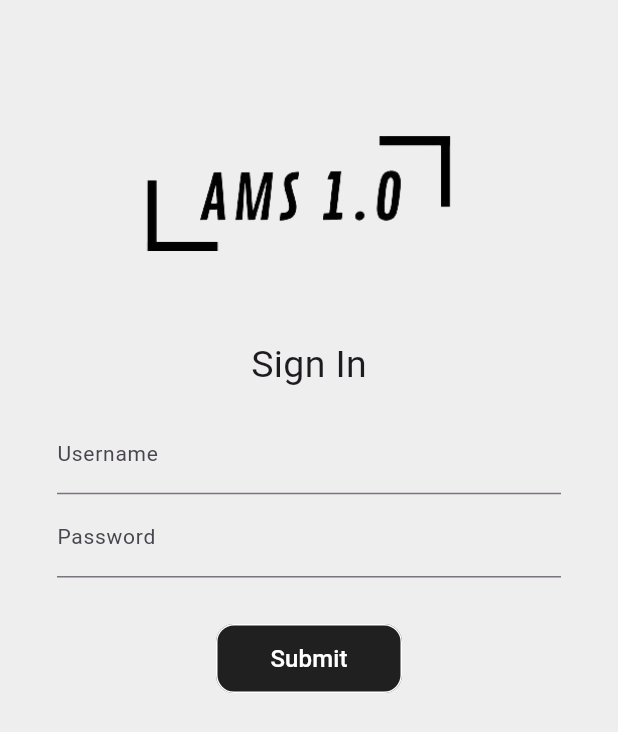
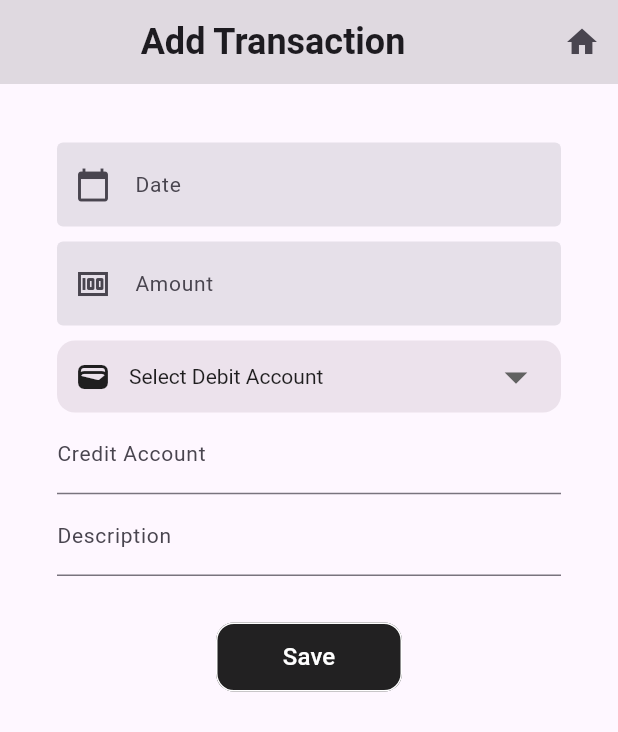
Before and after one commit to mehedihasandeveloper/AMS-Flutter_app, a Flutter app: the screen it shows after launch, on a phone screen of 412 x 824 dp. Shown: the top 732 px of the screen. Run offline on Flutter 3.47's test engine with Material 3 defaults, Android fonts, the phone set to English and light mode, and no system bars; Roboto replaces fonts that are missing (Jersey25).

Commit message:
transaction page is under construction

```diff
--- a/lib/main.dart
+++ b/lib/main.dart
@@ -1,7 +1,11 @@
-import 'package:final_project/pages/login_page.dart';
 import 'package:flutter/material.dart';
+import 'pages/add_transaction_page.dart';
+import 'package:intl/intl_standalone.dart'
+    if (dart.library.html) 'package:intl/intl_browser.dart';
 
-void main() {
+Future<void> main() async {
+  WidgetsFlutterBinding.ensureInitialized();
+  await findSystemLocale();
   runApp(const MyApp());
 }
 
@@ -15,7 +19,7 @@ class MyApp extends StatelessWidget {
       theme: ThemeData(
         primarySwatch: Colors.teal,
       ),
-      home: const LoginPage(),
+      home: const AddTransaction(),
     );
   }
 }
--- /dev/null
+++ b/lib/pages/add_transaction_page.dart
@@ -0,0 +1,240 @@
+import 'package:flutter/material.dart';
+
+import 'home_page.dart';
+
+class AddTransaction extends StatefulWidget {
+  const AddTransaction({super.key});
+
+  @override
+  State<AddTransaction> createState() => _AddTransactionState();
+}
+
+class _AddTransactionState extends State<AddTransaction> {
+  TextEditingController usernameTextEditingController = TextEditingController();
+  TextEditingController passwordTextEditingController = TextEditingController();
+  final TextEditingController _dateController = TextEditingController();
+  final TextEditingController _amountController = TextEditingController();
+
+  Color rgbColor = Color.fromARGB(255, 203, 197, 227);
+
+  String? debitAccountValue;
+
+  @override
+  Widget build(BuildContext context) {
+    return Scaffold(
+      appBar: AppBar(
+        backgroundColor: Colors.black12,
+        actions: [
+          IconButton(
+            onPressed: () {
+              Navigator.push(
+                  context,
+                  MaterialPageRoute(
+                    builder: (context) => HomePage(),
+                  ));
+            },
+            icon: Icon(Icons.home),
+          ),
+        ],
+        title: const Center(
+            child: Text(
+          'Add Transaction',
+          style: TextStyle(fontWeight: FontWeight.bold, fontSize: 24),
+        )),
+      ),
+      body: Padding(
+        padding: const EdgeInsets.all(25.0),
+        child: SingleChildScrollView(
+          child: Column(
+            children: [
+              Padding(
+                padding: const EdgeInsets.all(13.0),
+                child: Column(
+                  children: [
+                    // Date picker
+                    const SizedBox(
+                      height: 1.0,
+                    ),
+                    TextField(
+                      controller: _dateController,
+                      keyboardType: TextInputType.datetime,
+                      decoration: const InputDecoration(
+                        labelText: "Date",
+                        filled: true,
+                        prefixIcon: Icon(Icons.calendar_today),
+                        enabledBorder: OutlineInputBorder(
+                          borderSide: BorderSide.none,
+                        ),
+                        focusedBorder: OutlineInputBorder(
+                          borderSide: BorderSide(
+                            color: Colors.black,
+                          ),
+                        ),
+                        labelStyle: TextStyle(
+                          fontSize: 14.0,
+                        ),
+                        hintStyle: TextStyle(fontSize: 25, color: Colors.grey),
+                      ),
+                      readOnly: true,
+                      onTap: () => _selectDate(),
+                    ),
+                    const SizedBox(
+                      height: 10.0,
+                    ),
+                    // Amount
+                    TextField(
+                      controller: _amountController,
+                      keyboardType: TextInputType.number,
+                      decoration: const InputDecoration(
+                          labelText: "Amount",
+                          filled: true,
+                          prefixIcon: Icon(Icons.money),
+                          enabledBorder: OutlineInputBorder(
+                            borderSide: BorderSide.none,
+                          ),
+                          focusedBorder: OutlineInputBorder(
+                            borderSide: BorderSide(
+                              color: Colors.black,
+                            ),
+                          ),
+                          labelStyle:
+                              TextStyle(fontSize: 14.0, fontFamily: "Jersey25"),
+                          hintStyle:
+                              TextStyle(fontSize: 25, color: Colors.grey)),
+                    ),
+                    const SizedBox(
+                      height: 10.0,
+                    ),
+                    // Dropdown
+                    Container(
+                      padding: const EdgeInsets.symmetric(horizontal: 12.0),
+                      decoration: BoxDecoration(
+                        borderRadius: BorderRadius.circular(12),
+                        color: const Color.fromARGB(255, 236, 226,
+                            236), // Set background color to white (filled)
+                      ),
+                      child: Row(
+                        children: [
+                          const Icon(Icons.wallet), // Prefix icon
+                          const SizedBox(
+                              width: 12), // Spacer between icon and dropdown
+                          Expanded(
+                            child: DropdownButtonHideUnderline(
+                              child: DropdownButton<String>(
+                                isExpanded: true,
+                                icon: const Icon(Icons.arrow_drop_down),
+                                iconSize: 36,
+                                dropdownColor: Colors.white,
+                                style: const TextStyle(
+                                  color: Colors.black,
+                                  fontSize: 14,
+                                ),
+                                hint: const Text(
+                                  "Select Debit Account",
+                                  style: TextStyle(
+                                    fontSize: 14,
+                                    color: Colors.black87,
+                                  ),
+                                ),
+                                value: debitAccountValue,
+                                onChanged: (String? newValue) {
+                                  setState(() {
+                                    debitAccountValue = newValue!;
+                                  });
+                                },
+                                items: const [
+                                  DropdownMenuItem<String>(
+                                    value: 'cash',
+                                    child: Text('Cash Account'),
+                                  ),
+                                  DropdownMenuItem<String>(
+                                    value: 'receivableaccount',
+                                    child: Text('Receivable Account'),
+                                  ),
+                                  DropdownMenuItem<String>(
+                                    value: 'EquipmentAccount',
+                                    child: Text('Equipment Account'),
+                                  ),
+                                ],
+                              ),
+                            ),
+                          ),
+                        ],
+                      ),
+                    ),
+
+                    TextField(
+                      controller: passwordTextEditingController,
+                      obscureText: true,
+                      decoration: const InputDecoration(
+                          labelText: "Credit Account",
+                          labelStyle:
+                              TextStyle(fontSize: 14.0, fontFamily: "Jersey25"),
+                          hintStyle:
+                              TextStyle(fontSize: 25, color: Colors.grey)),
+                    ),
+                    TextField(
+                      controller: passwordTextEditingController,
+                      obscureText: true,
+                      decoration: const InputDecoration(
+                          labelText: "Description",
+                          labelStyle:
+                              TextStyle(fontSize: 14.0, fontFamily: "Jersey25"),
+                          hintStyle:
+                              TextStyle(fontSize: 25, color: Colors.grey)),
+                    ),
+                    const SizedBox(
+                      height: 30.0,
+                    ),
+                    TextButton(
+                      onPressed: () {
+                        print(usernameTextEditingController.text);
+                        print(passwordTextEditingController.text);
+                        print(_dateController.text);
+                      },
+                      style: ButtonStyle(
+                          backgroundColor:
+                              MaterialStateProperty.all(Colors.black87),
+                          shape:
+                              MaterialStateProperty.all<RoundedRectangleBorder>(
+                                  RoundedRectangleBorder(
+                                      borderRadius: BorderRadius.circular(12.0),
+                                      side: const BorderSide(
+                                          color: Colors.white)))),
+                      child: const SizedBox(
+                        height: 30.0,
+                        width: 100.0,
+                        child: Center(
+                          child: Text(
+                            "Save",
+                            style: TextStyle(
+                                fontSize: 16.0,
+                                fontFamily: "Jersey25",
+                                color: Colors.white),
+                          ),
+                        ),
+                      ),
+                    )
+                  ],
+                ),
+              ),
+            ],
+          ),
+        ),
+      ),
+    );
+  }
+
+  Future<void> _selectDate() async {
+    DateTime? _picked = await showDatePicker(
+        context: context,
+        firstDate: DateTime(2000),
+        lastDate: DateTime(2100),
+        initialDate: DateTime.now());
+    if (_picked != null) {
+      setState(() {
+        _dateController.text = _picked.toString().split(" ")[0];
+      });
+    }
+  }
+}
--- a/lib/pages/login_page.dart
+++ b/lib/pages/login_page.dart
@@ -1,6 +1,5 @@
 import 'package:flutter/material.dart';
-
-import 'home2_page.dart';
+import 'home_page.dart';
 
 class LoginPage extends StatefulWidget {
   const LoginPage({super.key});
--- a/pubspec.yaml
+++ b/pubspec.yaml
@@ -36,6 +36,8 @@ dependencies:
   # Use with the CupertinoIcons class for iOS style icons.
   cupertino_icons: ^1.0.6
   http: ^1.2.1
+  date_field: ^5.0.1
+  intl: ^0.19.0
 
 dev_dependencies:
   flutter_test:
```
Also changed, not shown: lib/components/dropdown_menu.dart (added, +60 -0 lines), lib/pages/dynamic_grid.dart (added, +48 -0 lines), lib/pages/home2_page.dart (deleted, +0 -174 lines), lib/pages/home_page.dart (+171 -34 lines), pubspec.lock.
